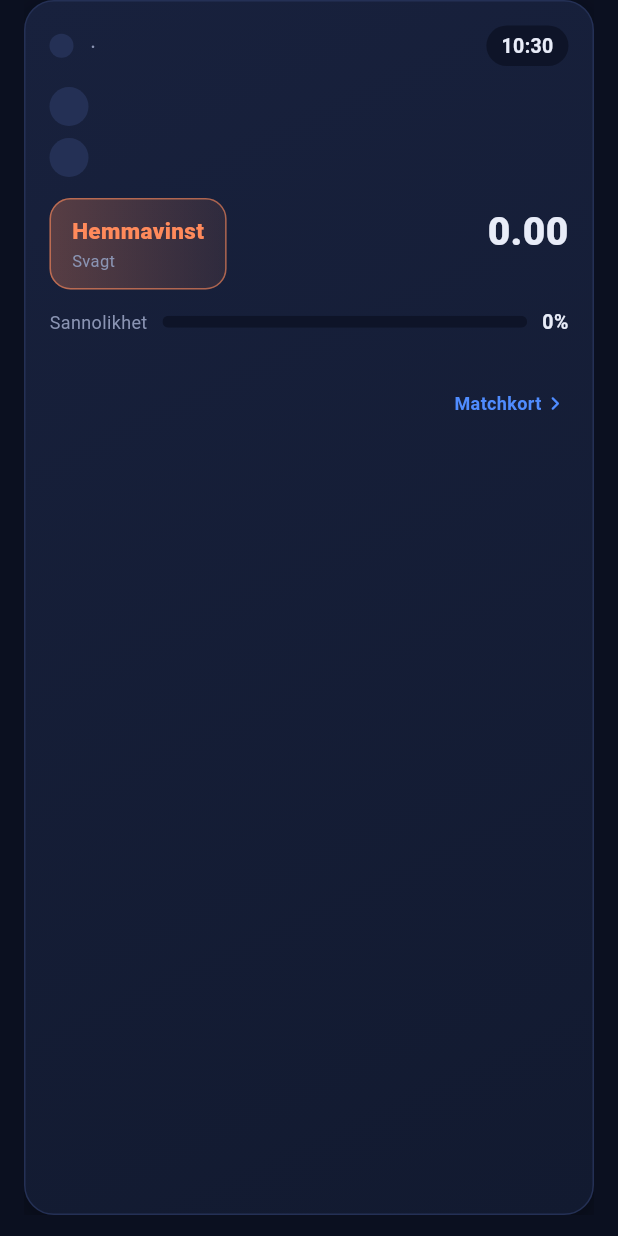
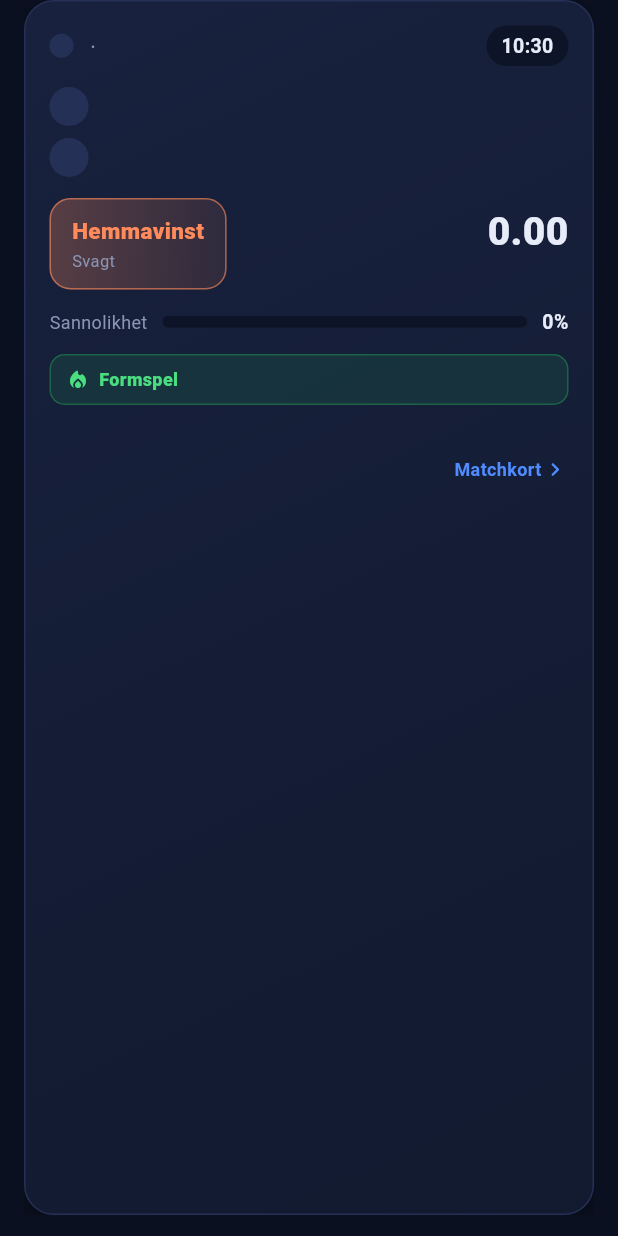
Before and after one commit to siggedaskleine-dot/Tippapp, a Flutter app: the MatchCard widget shown alone on an empty page, opened directly with empty values, on a phone screen of 412 x 824 dp. Run offline on Flutter 3.47's test engine with Material 3 defaults, Android fonts, the phone set to English and light mode, and no system bars; our stand-ins replace flutter_svg, shared_preferences, webview_flutter; accounts and stored records are empty; network calls fail.

Commit message:
Formspel: tips bara när lag i form möter lag i dålig form, och målrika lag för Ö2.5/BLGM
Co-Authored-By: Claude Opus 5.5 <noreply@anthropic.com>
Claude-Session: https://claude.ai/code/session_01PRroA12H577JbH1U86k5wp

```diff
--- a/lib/match_card.dart
+++ b/lib/match_card.dart
@@ -107,6 +107,10 @@ class _MatchCardState extends State<MatchCard> {
                   const SizedBox(height: 12),
                   _ProbBar(p: t.tip.probability, color: rc),
                   const SizedBox(height: 12),
+                  if (t.formReason != null) ...[
+                    FormBadge(t.formReason!),
+                    const SizedBox(height: 10),
+                  ],
                   Text(t.analysis.isEmpty ? t.comment : t.analysis,
                       style: const TextStyle(color: Color(0xFFC5CCE0), fontSize: 13, height: 1.4)),
                   if (t.streaks.isNotEmpty) ...[
@@ -258,3 +262,34 @@ class TeamLogo extends StatelessWidget {
     );
   }
 }
+
+
+/// Visar varför tipset är ett formspel, t.ex. "Malmö 4 raka segrar, Sirius 3 raka förluster".
+class FormBadge extends StatelessWidget {
+  final String reason;
+  const FormBadge(this.reason, {super.key});
+
+  @override
+  Widget build(BuildContext context) => Container(
+        width: double.infinity,
+        padding: const EdgeInsets.symmetric(horizontal: 10, vertical: 8),
+        decoration: BoxDecoration(
+          color: const Color(0x1F22C55E),
+          borderRadius: BorderRadius.circular(10),
+          border: Border.all(color: const Color(0x5522C55E)),
+        ),
+        child: Row(crossAxisAlignment: CrossAxisAlignment.start, children: [
+          const Icon(Icons.local_fire_department_rounded, size: 16, color: Color(0xFF4ADE80)),
+          const SizedBox(width: 6),
+          Expanded(
+            child: Text.rich(
+              TextSpan(children: [
+                const TextSpan(text: 'Formspel  ', style: TextStyle(fontWeight: FontWeight.w800, color: Color(0xFF4ADE80))),
+                TextSpan(text: reason),
+              ]),
+              style: const TextStyle(fontSize: 12, height: 1.35, color: Color(0xFFDDE6F5)),
+            ),
+          ),
+        ]),
+      );
+}
--- a/packages/tips_engine/lib/src/model/tip.dart
+++ b/packages/tips_engine/lib/src/model/tip.dart
@@ -90,6 +90,10 @@ class MatchTip {
   /// Djupare analys i stycken: varför just det här spelet.
   final List<String> deepAnalysis;
 
+  /// Varför tipset klarar formkraven, t.ex. "Malmö 4 raka segrar, Sirius 3 raka förluster".
+  /// null när tipset inte är ett formspel.
+  final String? formReason;
+
   const MatchTip({
     required this.fixture,
     required this.prediction,
@@ -107,6 +111,7 @@ class MatchTip {
     this.homeProfile,
     this.awayProfile,
     this.deepAnalysis = const [],
+    this.formReason,
   });
 
   /// Det minsta antalet spelade matcher i säsongen av de två lagen.
@@ -150,6 +155,7 @@ class MatchTip {
         'formScore': formScore,
         'inOddsWindow': inOddsWindow,
         'deepAnalysis': deepAnalysis,
+        'formReason': formReason,
         'streaks': [for (final s in streaks) {'text': s.text, 'kind': s.kind.name}],
         'bookmaker': odds?.bookmaker,
         'prediction': prediction.toJson(),
--- a/packages/tips_engine/lib/src/model/tip_selector.dart
+++ b/packages/tips_engine/lib/src/model/tip_selector.dart
@@ -96,9 +96,11 @@ class TipSelector {
   /// Väljer tipset: inom oddsfönstret vinner bäst spelvärde med avdrag för
   /// avstånd till mitten av fönstret (standard 1.70–2.10). Ligger inget i fönstret tas det närmast
   /// mitten, och tipset markeras som utanför fönstret.
-  (TipCandidate, List<TipCandidate>) select(Prediction p, MatchOdds? o, {MarketFilter market = MarketFilter.all}) {
+  /// [only] begränsar till speltyper som klarar formkraven (null = inga krav).
+  (TipCandidate, List<TipCandidate>) select(Prediction p, MatchOdds? o,
+      {MarketFilter market = MarketFilter.all, Set<BetType>? only}) {
     final all = candidates(p, o);
-    final allowed = all.where((c) => market.allows(c.type)).toList();
+    final allowed = all.where((c) => market.allows(c.type) && (only == null || only.contains(c.type))).toList();
     final cands = allowed.isEmpty ? all : allowed;
     final inside = cands.where(inWindow).toList();
     double score(TipCandidate c) => c.edge - distancePenalty * (c.odds - targetOdds).abs();
--- a/packages/tips_engine/lib/tips_engine.dart
+++ b/packages/tips_engine/lib/tips_engine.dart
@@ -6,6 +6,7 @@ export 'src/api/cache.dart';
 export 'src/api/models.dart';
 export 'src/engine.dart';
 export 'src/model/commentary.dart';
+export 'src/model/form_signals.dart';
 export 'src/model/predictor.dart';
 export 'src/model/settle.dart';
 export 'src/model/streaks.dart';
```
Also changed, not shown: lib/main.dart (+16 -2 lines), lib/repository.dart (+14 -2 lines), packages/tips_engine/lib/src/engine.dart (+42 -17 lines), packages/tips_engine/lib/src/model/form_signals.dart (added, +94 -0 lines), 1 other file.
